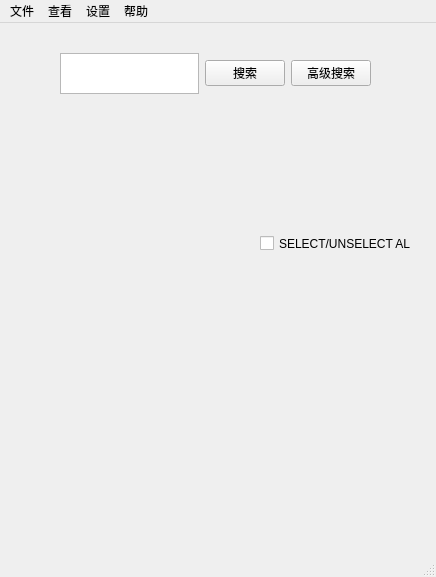
This is GUI_Main.ui in AmuroPeng/Document-Indexing as Qt 5 draws it before an edit. The edited form follows.
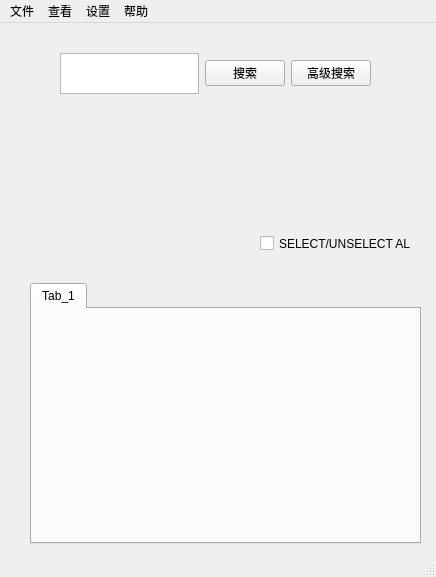
This is the edited form.

Diff of the .ui file:
```diff
--- a/GUI_Main.ui
+++ b/GUI_Main.ui
@@ -86,6 +86,24 @@
     </property>
     <layout class="QGridLayout" name="Layout_Items"/>
    </widget>
+   <widget class="QTabWidget" name="tabWidget_result">
+    <property name="geometry">
+     <rect>
+      <x>30</x>
+      <y>260</y>
+      <width>391</width>
+      <height>261</height>
+     </rect>
+    </property>
+    <property name="currentIndex">
+     <number>0</number>
+    </property>
+    <widget class="QWidget" name="tab_1">
+     <attribute name="title">
+      <string>Tab_1</string>
+     </attribute>
+    </widget>
+   </widget>
   </widget>
   <widget class="QMenuBar" name="menubar">
    <property name="geometry">
```
